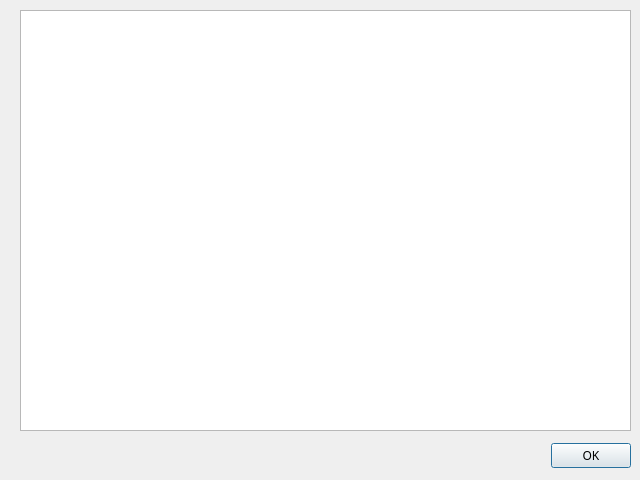
First picture: the form in app/MusicImportResult.ui, repository rpammeraal/mezzoforta, before the edit.
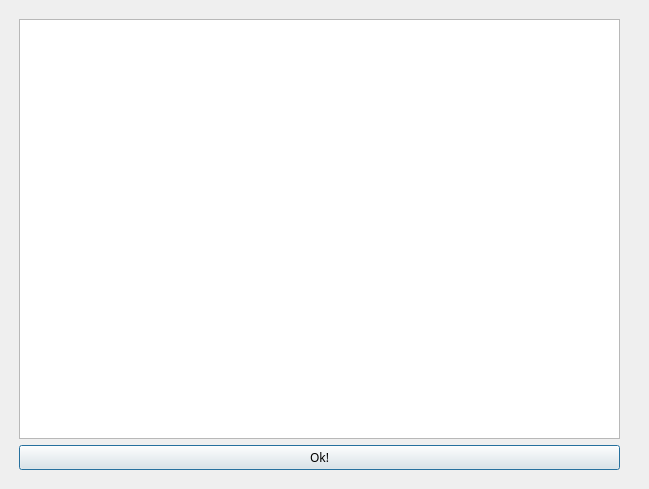
Second picture: the form after the edit.

```diff
--- a/app/MusicImportResult.ui
+++ b/app/MusicImportResult.ui
@@ -6,10 +6,16 @@
    <rect>
     <x>0</x>
     <y>0</y>
-    <width>640</width>
-    <height>480</height>
+    <width>649</width>
+    <height>489</height>
    </rect>
   </property>
+  <property name="sizePolicy">
+   <sizepolicy hsizetype="Preferred" vsizetype="Preferred">
+    <horstretch>1</horstretch>
+    <verstretch>1</verstretch>
+   </sizepolicy>
+  </property>
   <property name="font">
    <font>
     <family>Trebuchet MS</family>
@@ -21,53 +27,34 @@
   <property name="modal">
    <bool>true</bool>
   </property>
-  <widget class="QDialogButtonBox" name="buttonBox">
+  <widget class="QWidget" name="verticalLayoutWidget">
    <property name="geometry">
     <rect>
-     <x>10</x>
-     <y>440</y>
-     <width>621</width>
-     <height>32</height>
+     <x>19</x>
+     <y>19</y>
+     <width>601</width>
+     <height>451</height>
     </rect>
    </property>
-   <property name="font">
-    <font>
-     <family>Trebuchet MS</family>
-    </font>
-   </property>
-   <property name="orientation">
-    <enum>Qt::Horizontal</enum>
-   </property>
-   <property name="standardButtons">
-    <set>QDialogButtonBox::Ok</set>
-   </property>
-  </widget>
-  <widget class="QTableView" name="ErrorList">
-   <property name="geometry">
-    <rect>
-     <x>20</x>
-     <y>10</y>
-     <width>611</width>
-     <height>421</height>
-    </rect>
-   </property>
-   <property name="font">
-    <font>
-     <family>Trebuchet MS</family>
-    </font>
-   </property>
-   <property name="alternatingRowColors">
-    <bool>true</bool>
-   </property>
-   <property name="sortingEnabled">
-    <bool>true</bool>
-   </property>
-   <attribute name="horizontalHeaderStretchLastSection">
-    <bool>true</bool>
-   </attribute>
-   <attribute name="verticalHeaderVisible">
-    <bool>false</bool>
-   </attribute>
+   <layout class="QVBoxLayout" name="verticalLayout">
+    <item>
+     <widget class="QListView" name="listView">
+      <property name="sizePolicy">
+       <sizepolicy hsizetype="Expanding" vsizetype="Expanding">
+        <horstretch>1</horstretch>
+        <verstretch>1</verstretch>
+       </sizepolicy>
+      </property>
+     </widget>
+    </item>
+    <item>
+     <widget class="QPushButton" name="pushButton">
+      <property name="text">
+       <string>Ok!</string>
+      </property>
+     </widget>
+    </item>
+   </layout>
   </widget>
  </widget>
  <resources/>
```
Left out of the diff: 35 changed lines with no effect on the pictures.
